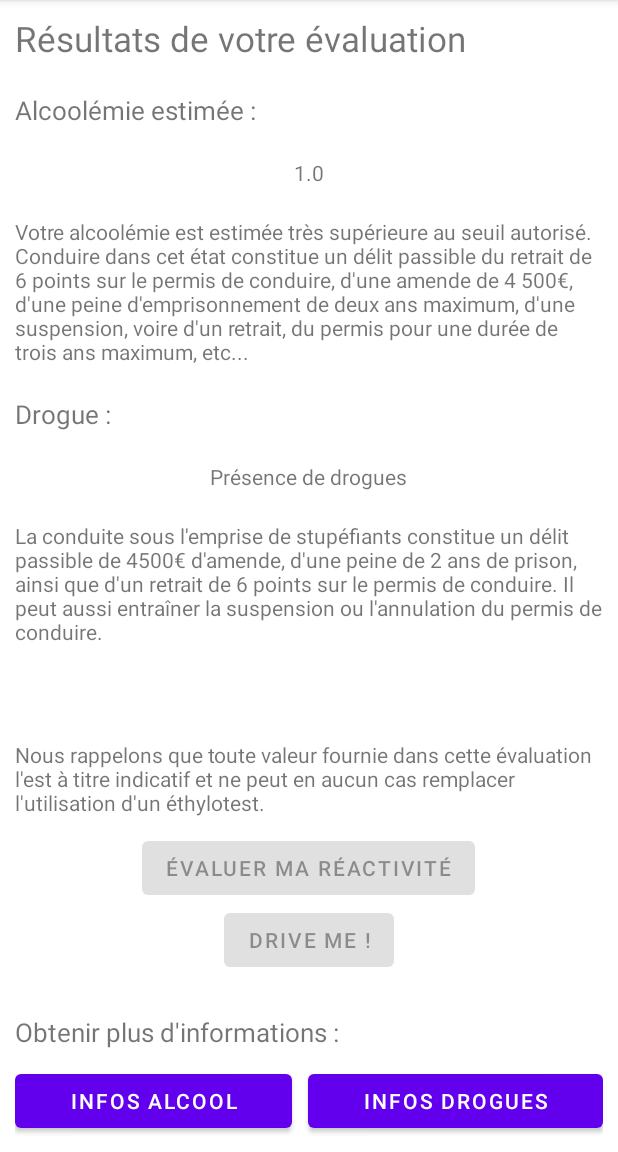
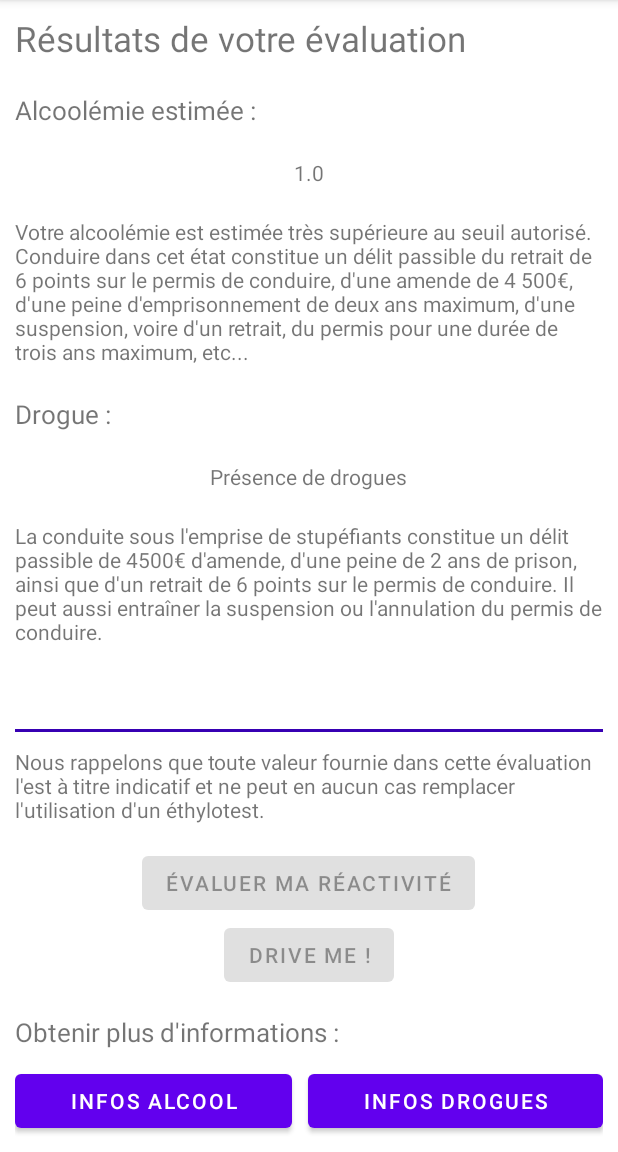
Before and after one commit to LogarithmeNeper/IFYouDrive, an Android app: the EvaluateRisks screen opened directly, with no data from a screen before it, on a phone screen of 412 x 824 dp, the part 84-1236 px from its top. Run offline under Robolectric (Android 15) with nearby library versions, the phone set to English and light mode, and no system bars.

Commit message:
yet another minor improvement on test results appearance

```diff
--- a/app/src/main/res/layout/activity_evaluate_risks.xml
+++ b/app/src/main/res/layout/activity_evaluate_risks.xml
@@ -8,11 +8,6 @@
     android:padding="10dp"
     tools:context=".MainActivity"
     android:orientation="vertical">
-
-    <ScrollView
-        android:layout_width="match_parent"
-        android:layout_height="match_parent"
-        android:layout_above="@id/reactivity_button">
 
     <LinearLayout
         android:layout_width="match_parent"
@@ -71,9 +66,15 @@
             android:text=""/>
 
     </LinearLayout>
-    </ScrollView>
+
+    <View
+        android:layout_width="match_parent"
+        android:layout_height="2dp"
+        android:background="@color/design_default_color_primary_dark"
+        android:layout_above="@id/unreliability_message"/>
 
     <TextView
+        android:id="@+id/unreliability_message"
         android:layout_width="match_parent"
         android:layout_height="wrap_content"
         android:layout_above="@id/reactivity_button"
@@ -87,6 +88,7 @@
         android:layout_gravity="center_horizontal"
         android:layout_above="@id/skip_drive_button"
         android:layout_centerHorizontal="true"
+        android:layout_marginTop="5dp"
         android:text="Évaluer ma réactivité"/>
 
     <Button
@@ -96,7 +98,7 @@
         android:layout_gravity="center_horizontal"
         android:layout_above="@id/info_text"
         android:layout_centerHorizontal="true"
-        android:layout_marginBottom="15dp"
+        android:layout_marginBottom="5dp"
         android:text="Drive me !"/>
 
     <TextView
```
Lines whose indentation alone changed are shown as unchanged.
